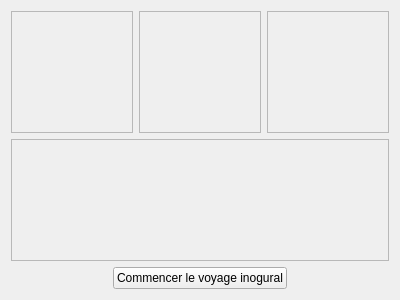
Above: StreetCar/StreetCar/Board.ui from paboccard/Projet_Prog_Jeu before the change. Below: the same form after it.
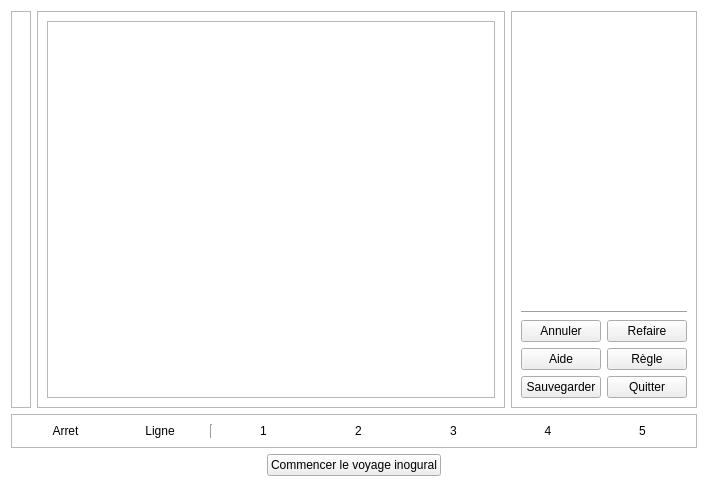
That is the form after the change.

Diff of the .ui file:
```diff
--- a/StreetCar/StreetCar/Board.ui
+++ b/StreetCar/StreetCar/Board.ui
@@ -6,13 +6,16 @@
    <rect>
     <x>0</x>
     <y>0</y>
-    <width>400</width>
-    <height>300</height>
+    <width>708</width>
+    <height>487</height>
    </rect>
   </property>
   <property name="windowTitle">
    <string>Form</string>
   </property>
+  <property name="styleSheet">
+   <string notr="true">#Board {background-color: white;}</string>
+  </property>
   <layout class="QVBoxLayout" name="verticalLayout">
    <item>
     <layout class="QHBoxLayout" name="horizontalLayout">
@@ -24,6 +27,7 @@
        <property name="frameShadow">
         <enum>QFrame::Raised</enum>
        </property>
+       <layout class="QVBoxLayout" name="verticalLayout_2"/>
       </widget>
      </item>
      <item>
@@ -34,6 +38,11 @@
        <property name="frameShadow">
         <enum>QFrame::Raised</enum>
        </property>
+       <layout class="QVBoxLayout" name="verticalLayout_4">
+        <item>
+         <widget class="QGraphicsView" name="graphicBoard"/>
+        </item>
+       </layout>
       </widget>
      </item>
      <item>
@@ -44,6 +53,74 @@
        <property name="frameShadow">
         <enum>QFrame::Raised</enum>
        </property>
+       <layout class="QVBoxLayout" name="verticalLayout_3">
+        <item>
+         <spacer name="verticalSpacer">
+          <property name="orientation">
+           <enum>Qt::Vertical</enum>
+          </property>
+          <property name="sizeHint" stdset="0">
+           <size>
+            <width>20</width>
+            <height>40</height>
+           </size>
+          </property>
+         </spacer>
+        </item>
+        <item>
+         <widget class="Line" name="line">
+          <property name="orientation">
+           <enum>Qt::Horizontal</enum>
+          </property>
+         </widget>
+        </item>
+        <item>
+         <layout class="QGridLayout" name="gridLayout">
+          <item row="1" column="0">
+           <widget class="QPushButton" name="buttonHelp">
+            <property name="text">
+             <string>Aide</string>
+            </property>
+           </widget>
+          </item>
+          <item row="0" column="1">
+           <widget class="QPushButton" name="buttonRedo">
+            <property name="text">
+             <string>Refaire</string>
+            </property>
+           </widget>
+          </item>
+          <item row="1" column="1">
+           <widget class="QPushButton" name="buttonRule">
+            <property name="text">
+             <string>Règle</string>
+            </property>
+           </widget>
+          </item>
+          <item row="2" column="1">
+           <widget class="QPushButton" name="buttonExit">
+            <property name="text">
+             <string>Quitter</string>
+            </property>
+           </widget>
+          </item>
+          <item row="2" column="0">
+           <widget class="QPushButton" name="buttonSave">
+            <property name="text">
+             <string>Sauvegarder</string>
+            </property>
+           </widget>
+          </item>
+          <item row="0" column="0">
+           <widget class="QPushButton" name="buttonUndo">
+            <property name="text">
+             <string>Annuler</string>
+            </property>
+           </widget>
+          </item>
+         </layout>
+        </item>
+       </layout>
       </widget>
      </item>
     </layout>
@@ -56,6 +133,85 @@
      <property name="frameShadow">
       <enum>QFrame::Raised</enum>
      </property>
+     <layout class="QHBoxLayout" name="horizontalLayout_2">
+      <item>
+       <widget class="QLabel" name="labelStop">
+        <property name="text">
+         <string>Arret</string>
+        </property>
+        <property name="alignment">
+         <set>Qt::AlignCenter</set>
+        </property>
+       </widget>
+      </item>
+      <item>
+       <widget class="QLabel" name="labelLine">
+        <property name="text">
+         <string>Ligne</string>
+        </property>
+        <property name="alignment">
+         <set>Qt::AlignCenter</set>
+        </property>
+       </widget>
+      </item>
+      <item>
+       <widget class="Line" name="line_3">
+        <property name="orientation">
+         <enum>Qt::Vertical</enum>
+        </property>
+       </widget>
+      </item>
+      <item>
+       <widget class="QLabel" name="labelTile1">
+        <property name="text">
+         <string>1</string>
+        </property>
+        <property name="alignment">
+         <set>Qt::AlignCenter</set>
+        </property>
+       </widget>
+      </item>
+      <item>
+       <widget class="QLabel" name="labelTile2">
+        <property name="text">
+         <string>2</string>
+        </property>
+        <property name="alignment">
+         <set>Qt::AlignCenter</set>
+        </property>
+       </widget>
+      </item>
+      <item>
+       <widget class="QLabel" name="labelTile3">
+        <property name="text">
+         <string>3</string>
+        </property>
+        <property name="alignment">
+         <set>Qt::AlignCenter</set>
+        </property>
+       </widget>
+      </item>
+      <item>
+       <widget class="QLabel" name="labelTile4">
+        <property name="text">
+         <string>4</string>
+        </property>
+        <property name="alignment">
+         <set>Qt::AlignCenter</set>
+        </property>
+       </widget>
+      </item>
+      <item>
+       <widget class="QLabel" name="labelTile5">
+        <property name="text">
+         <string>5</string>
+        </property>
+        <property name="alignment">
+         <set>Qt::AlignCenter</set>
+        </property>
+       </widget>
+      </item>
+     </layout>
     </widget>
    </item>
    <item alignment="Qt::AlignHCenter">
```
Left out of the diff: 6 changed lines with no effect on the pictures.
